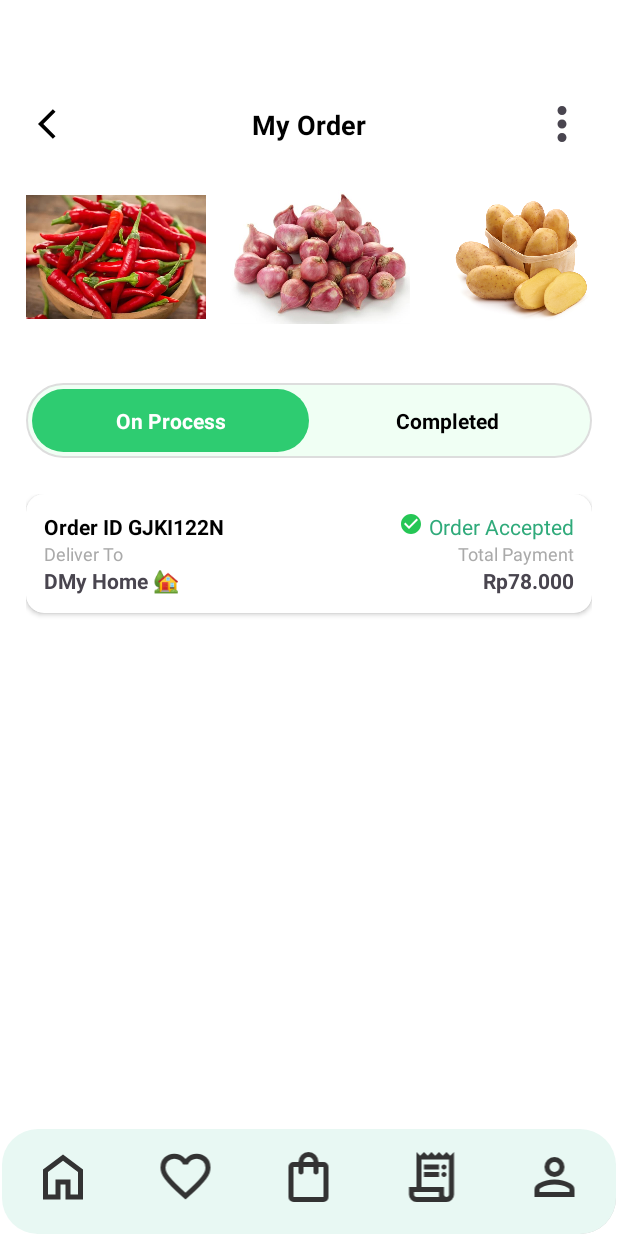
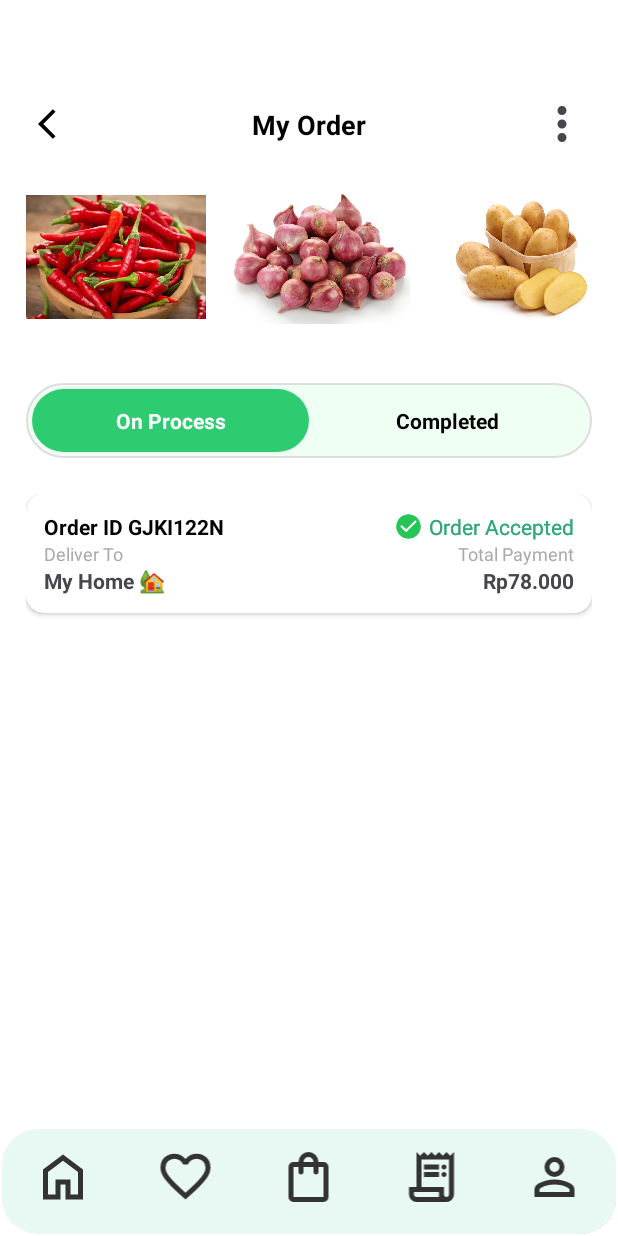
Before and after one commit to yogzism890/Omurice, an Android app: the fragment OrderFragment placed in its activity, on a phone screen of 412 x 824 dp. Run offline under Robolectric (Android 15) with nearby library versions, the phone set to English and light mode, and no system bars.

Commit message:
update tampilan di cardview1

```diff
--- a/app/src/main/res/drawable/baseline_check.xml
+++ b/app/src/main/res/drawable/baseline_check.xml
@@ -1,4 +1,4 @@
-<vector xmlns:android="http://schemas.android.com/apk/res/android" android:height="24dp" android:tint="#25C655" android:viewportHeight="24" android:viewportWidth="24" android:width="24dp">
+<vector xmlns:android="http://schemas.android.com/apk/res/android" android:height="19dp" android:tint="#25C655" android:viewportHeight="24" android:viewportWidth="24" android:width="19dp">
 
     <path android:fillColor="@android:color/white" android:pathData="M12,2C6.48,2 2,6.48 2,12s4.48,10 10,10 10,-4.48 10,-10S17.52,2 12,2zM10,17l-5,-5 1.41,-1.41L10,14.17l7.59,-7.59L19,8l-9,9z"/>
 
--- a/app/src/main/res/layout/fragment_order.xml
+++ b/app/src/main/res/layout/fragment_order.xml
@@ -140,7 +140,7 @@
                 android:textStyle="bold"
                 android:textSize="14sp" />
         </LinearLayout>
-        <!-- Daftar Pesanan -->
+        <!-- Daftar Pesanan order 1 -->
         <LinearLayout
             android:id="@+id/orderList"
             android:layout_width="0dp"
@@ -174,28 +174,30 @@
                         app:layout_constraintTop_toTopOf="parent"
                         app:layout_constraintEnd_toStartOf="@+id/layoutStatus1" />
 
-                    <LinearLayout
+                    <TextView
                         android:id="@+id/layoutStatus1"
                         android:layout_width="wrap_content"
                         android:layout_height="wrap_content"
-                        android:orientation="horizontal"
+                        android:drawablePadding="4dp"
+                        android:text="@string/OrderAccepted"
+                        android:textColor="@color/greenygz"
+                        android:textSize="14sp"
+                        app:drawableStartCompat="@drawable/baseline_check"
                         app:layout_constraintTop_toTopOf="parent"
-                        app:layout_constraintEnd_toEndOf="parent">
+                        app:layout_constraintEnd_toEndOf="parent" />
 
-                        <ImageView
-                            android:layout_width="16dp"
-                            android:layout_height="16dp"
-                            android:layout_marginEnd="4dp"
-                            android:contentDescription="@string/check"
-                            android:src="@drawable/baseline_check" />
+                    <TextView
+                        android:id="@+id/layoutStatus"
+                        android:layout_width="wrap_content"
+                        android:layout_height="wrap_content"
+                        android:drawablePadding="4dp"
+                        android:text="@string/OrderAccepted"
+                        android:textColor="@color/greenygz"
+                        android:textSize="14sp"
+                        app:drawableStartCompat="@drawable/baseline_check"
+                        app:layout_constraintEnd_toEndOf="parent"
+                        app:layout_constraintTop_toTopOf="parent" />
 
-                        <TextView
-                            android:layout_width="wrap_content"
-                            android:layout_height="wrap_content"
-                            android:text="@string/OrderAccepted"
-                            android:textColor="@color/greenygz"
-                            android:textSize="14sp" />
-                    </LinearLayout>
                     <TextView
                         android:id="@+id/tvDeliverTo1"
                         android:layout_width="wrap_content"
@@ -232,7 +234,6 @@
                         android:textStyle="bold"
                         app:layout_constraintTop_toBottomOf="@id/tvTotalPaymentLabel1"
                         app:layout_constraintEnd_toEndOf="parent" />
-
                 </androidx.constraintlayout.widget.ConstraintLayout>
             </androidx.cardview.widget.CardView>
         </LinearLayout>
--- a/app/src/main/res/values/strings.xml
+++ b/app/src/main/res/values/strings.xml
@@ -126,7 +126,7 @@
     <string name="check">check</string>
     <string name="OrderAccepted">Order Accepted</string>
     <string name="DeliverTo">Deliver To</string>
-    <string name="myhome">DMy Home 🏡</string>
+    <string name="myhome">My Home 🏡</string>
     <string name="TotalPaymentt">Total Payment</string>
     <string name="hargaorder1">Rp78.000</string>
 
```
